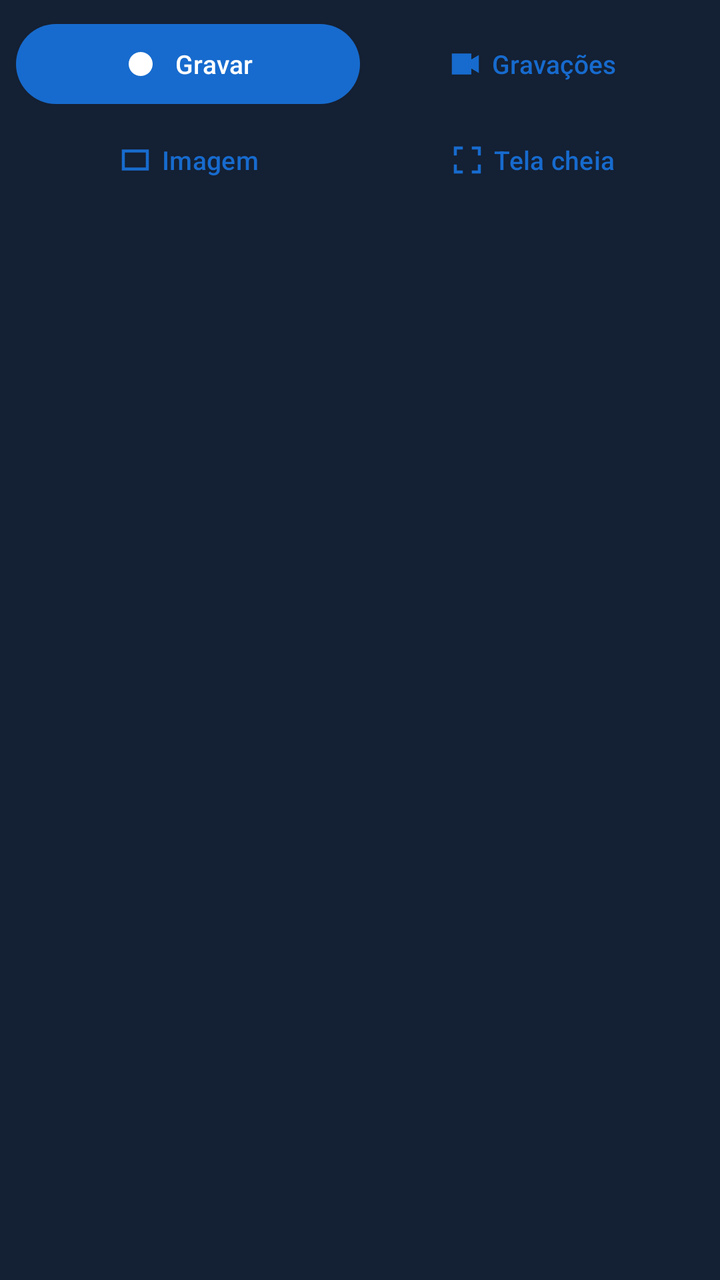
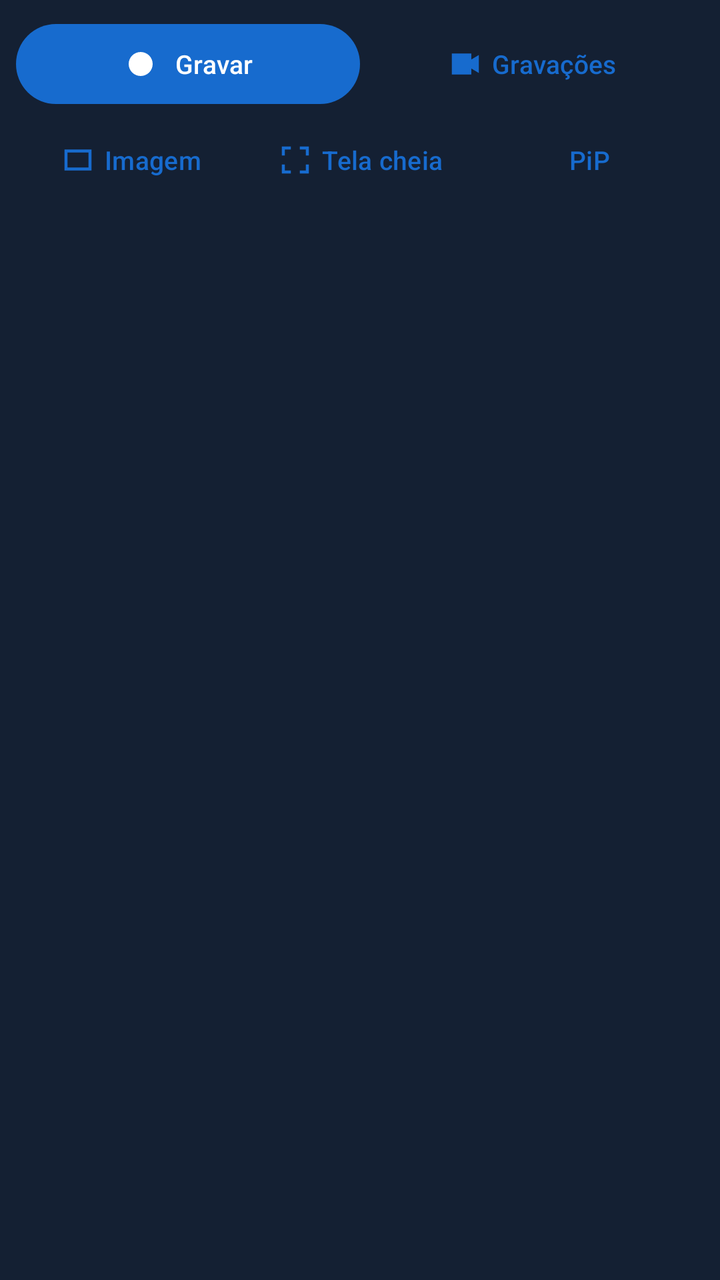

Before-and-after screenshots of an Android layout around one commit, followed by the original layout XML and the change that was made.
<!-- AndroidManifest.xml: application theme Theme.MinhaCamera -->
<!-- res/layout/player_controls.xml -->
<LinearLayout xmlns:android="http://schemas.android.com/apk/res/android" xmlns:app="http://schemas.android.com/apk/res-auto" android:id="@+id/playerControls" android:layout_width="match_parent" android:layout_height="wrap_content" android:padding="8dp" android:background="@color/player_panel" android:orientation="vertical"><LinearLayout android:id="@+id/controlsPrimary" android:layout_width="match_parent" android:layout_height="wrap_content" android:orientation="horizontal"><com.google.android.material.button.MaterialButton  android:id="@+id/btnRecord" android:layout_width="0dp" android:layout_weight="1" android:layout_height="48dp" android:text="@string/gravar" android:textAllCaps="false" android:maxLines="1" android:ellipsize="end" android:paddingStart="8dp" android:paddingEnd="8dp" android:minWidth="0dp" android:textSize="13sp" app:iconGravity="textStart" app:icon="@drawable/ic_record" /><com.google.android.material.button.MaterialButton style="@style/Widget.Material3.Button.TextButton" android:id="@+id/btnRecordings" android:layout_width="0dp" android:layout_weight="1" android:layout_height="48dp" android:text="@string/gravacoes" android:textAllCaps="false" android:maxLines="1" android:ellipsize="end" android:paddingStart="8dp" android:paddingEnd="8dp" android:minWidth="0dp" android:textSize="13sp" app:iconGravity="textStart" app:icon="@drawable/ic_video" /></LinearLayout><LinearLayout android:id="@+id/controlsSecondary" android:layout_width="match_parent" android:layout_height="wrap_content" android:orientation="horizontal"><com.google.android.material.button.MaterialButton style="@style/Widget.Material3.Button.TextButton" android:id="@+id/btnDisplay" android:layout_width="0dp" android:layout_weight="1" android:layout_height="48dp" android:text="@string/imagem" android:textAllCaps="false" android:maxLines="1" android:ellipsize="end" android:paddingStart="8dp" android:paddingEnd="8dp" android:minWidth="0dp" android:textSize="13sp" app:iconGravity="textStart" app:icon="@drawable/ic_fit" /><com.google.android.material.button.MaterialButton style="@style/Widget.Material3.Button.TextButton" android:id="@+id/btnFullscreen" android:layout_width="0dp" android:layout_weight="1" android:layout_height="48dp" android:text="@string/tela_cheia" android:textAllCaps="false" android:maxLines="1" android:ellipsize="end" android:paddingStart="8dp" android:paddingEnd="8dp" android:minWidth="0dp" android:textSize="13sp" app:iconGravity="textStart" app:icon="@drawable/ic_fullscreen" /></LinearLayout></LinearLayout>
<!-- resources referenced by this layout -->
<resources>
  <color name="player_panel">#142033</color>
  <!-- drawable ic_fit (drawable) -->
  <vector xmlns:android="http://schemas.android.com/apk/res/android" android:width="24dp" android:height="24dp" android:viewportWidth="24" android:viewportHeight="24"><path android:fillColor="#FFFFFF" android:pathData="M3,5H21V19H3ZM5,7V17H19V7Z" /></vector>
  <!-- drawable ic_fullscreen (drawable) -->
  <vector xmlns:android="http://schemas.android.com/apk/res/android" android:width="24dp" android:height="24dp" android:viewportWidth="24" android:viewportHeight="24"><path android:fillColor="#FFFFFF" android:pathData="M3,3H9V5H5V9H3ZM15,3H21V9H19V5H15ZM3,15H5V19H9V21H3ZM19,15H21V21H15V19H19Z" /></vector>
  <!-- drawable ic_record (drawable) -->
  <vector xmlns:android="http://schemas.android.com/apk/res/android" android:width="24dp" android:height="24dp" android:viewportWidth="24" android:viewportHeight="24"><path android:fillColor="#FFFFFF" android:pathData="M12,4A8,8 0,1 0,12 20A8,8 0,1 0,12 4" /></vector>
  <!-- drawable ic_video (drawable) -->
  <vector xmlns:android="http://schemas.android.com/apk/res/android" android:width="24dp" android:height="24dp" android:viewportWidth="24" android:viewportHeight="24"><path android:fillColor="#FFFFFF" android:pathData="M3,5H16V9L21,6V18L16,15V19H3Z" /></vector>
  <string name="gravacoes">Gravações</string>
  <string name="gravar">Gravar</string>
  <string name="imagem">Imagem</string>
  <string name="tela_cheia">Tela cheia</string>
  <style name="Theme.MinhaCamera" parent="Theme.Material3.DayNight">
    <item name="colorPrimary">@color/brand_primary</item><item name="colorOnPrimary">@color/brand_on_primary</item><item name="colorSecondary">@color/brand_secondary</item><item name="colorSurface">@color/app_surface</item><item name="colorOnSurface">@color/app_text</item><item name="android:colorBackground">@color/app_background</item><item name="android:windowBackground">@color/app_background</item><item name="android:statusBarColor">@color/brand_primary</item><item name="android:navigationBarColor">@color/app_background</item><item name="android:windowLightStatusBar">false</item>
   </style>
  <color name="brand_primary">#176BCE</color>
  <color name="brand_on_primary">#FFFFFF</color>
  <color name="brand_secondary">#007F8B</color>
  <color name="app_surface">#FFFFFF</color>
  <color name="app_text">#17283E</color>
  <color name="app_background">#F2F6FB</color>
</resources>

<!-- the commit's change to res/layout/player_controls.xml (unified diff, before → after) -->
@@ -1 +1 @@
-<LinearLayout xmlns:android="http://schemas.android.com/apk/res/android" xmlns:app="http://schemas.android.com/apk/res-auto" android:id="@+id/playerControls" android:layout_width="match_parent" android:layout_height="wrap_content" android:padding="8dp" android:background="@color/player_panel" android:orientation="vertical"><LinearLayout android:id="@+id/controlsPrimary" android:layout_width="match_parent" android:layout_height="wrap_content" android:orientation="horizontal"><com.google.android.material.button.MaterialButton  android:id="@+id/btnRecord" android:layout_width="0dp" android:layout_weight="1" android:layout_height="48dp" android:text="@string/gravar" android:textAllCaps="false" android:maxLines="1" android:ellipsize="end" android:paddingStart="8dp" android:paddingEnd="8dp" android:minWidth="0dp" android:textSize="13sp" app:iconGravity="textStart" app:icon="@drawable/ic_record" /><com.google.android.material.button.MaterialButton style="@style/Widget.Material3.Button.TextButton" android:id="@+id/btnRecordings" android:layout_width="0dp" android:layout_weight="1" android:layout_height="48dp" android:text="@string/gravacoes" android:textAllCaps="false" android:maxLines="1" android:ellipsize="end" android:paddingStart="8dp" android:paddingEnd="8dp" android:minWidth="0dp" android:textSize="13sp" app:iconGravity="textStart" app:icon="@drawable/ic_video" /></LinearLayout><LinearLayout android:id="@+id/controlsSecondary" android:layout_width="match_parent" android:layout_height="wrap_content" android:orientation="horizontal"><com.google.android.material.button.MaterialButton style="@style/Widget.Material3.Button.TextButton" android:id="@+id/btnDisplay" android:layout_width="0dp" android:layout_weight="1" android:layout_height="48dp" android:text="@string/imagem" android:textAllCaps="false" android:maxLines="1" android:ellipsize="end" android:paddingStart="8dp" android:paddingEnd="8dp" android:minWidth="0dp" android:textSize="13sp" app:iconGravity="textStart" app:icon="@drawable/ic_fit" /><com.google.android.material.button.MaterialButton style="@style/Widget.Material3.Button.TextButton" android:id="@+id/btnFullscreen" android:layout_width="0dp" android:layout_weight="1" android:layout_height="48dp" android:text="@string/tela_cheia" android:textAllCaps="false" android:maxLines="1" android:ellipsize="end" android:paddingStart="8dp" android:paddingEnd="8dp" android:minWidth="0dp" android:textSize="13sp" app:iconGravity="textStart" app:icon="@drawable/ic_fullscreen" /></LinearLayout></LinearLayout>
+<LinearLayout xmlns:android="http://schemas.android.com/apk/res/android" xmlns:app="http://schemas.android.com/apk/res-auto" android:id="@+id/playerControls" android:layout_width="match_parent" android:layout_height="wrap_content" android:padding="8dp" android:background="@color/player_panel" android:orientation="vertical"><LinearLayout android:id="@+id/controlsPrimary" android:layout_width="match_parent" android:layout_height="wrap_content" android:orientation="horizontal"><com.google.android.material.button.MaterialButton  android:id="@+id/btnRecord" android:layout_width="0dp" android:layout_weight="1" android:layout_height="48dp" android:text="@string/gravar" android:textAllCaps="false" android:maxLines="1" android:ellipsize="end" android:paddingStart="8dp" android:paddingEnd="8dp" android:minWidth="0dp" android:textSize="13sp" app:iconGravity="textStart" app:icon="@drawable/ic_record" /><com.google.android.material.button.MaterialButton style="@style/Widget.Material3.Button.TextButton" android:id="@+id/btnRecordings" android:layout_width="0dp" android:layout_weight="1" android:layout_height="48dp" android:text="@string/gravacoes" android:textAllCaps="false" android:maxLines="1" android:ellipsize="end" android:paddingStart="8dp" android:paddingEnd="8dp" android:minWidth="0dp" android:textSize="13sp" app:iconGravity="textStart" app:icon="@drawable/ic_video" /></LinearLayout><LinearLayout android:id="@+id/controlsSecondary" android:layout_width="match_parent" android:layout_height="wrap_content" android:orientation="horizontal"><com.google.android.material.button.MaterialButton style="@style/Widget.Material3.Button.TextButton" android:id="@+id/btnDisplay" android:layout_width="0dp" android:layout_weight="1" android:layout_height="48dp" android:text="@string/imagem" android:textAllCaps="false" android:maxLines="1" android:ellipsize="end" android:paddingStart="8dp" android:paddingEnd="8dp" android:minWidth="0dp" android:textSize="13sp" app:iconGravity="textStart" app:icon="@drawable/ic_fit" /><com.google.android.material.button.MaterialButton style="@style/Widget.Material3.Button.TextButton" android:id="@+id/btnFullscreen" android:layout_width="0dp" android:layout_weight="1" android:layout_height="48dp" android:text="@string/tela_cheia" android:textAllCaps="false" android:maxLines="1" android:ellipsize="end" android:paddingStart="8dp" android:paddingEnd="8dp" android:minWidth="0dp" android:textSize="13sp" app:iconGravity="textStart" app:icon="@drawable/ic_fullscreen" /><com.google.android.material.button.MaterialButton style="@style/Widget.Material3.Button.TextButton" android:id="@+id/btnPip" android:layout_width="0dp" android:layout_weight="1" android:layout_height="48dp" android:text="@string/pip_short" android:textAllCaps="false" android:maxLines="1" android:minWidth="0dp" android:paddingStart="4dp" android:paddingEnd="4dp" android:textSize="13sp" /></LinearLayout></LinearLayout>
<!-- resource entries referenced after the edit -->
@@ -12,6 +12,7 @@
   <string name="gravacoes">Gravações</string>
   <string name="gravar">Gravar</string>
   <string name="imagem">Imagem</string>
+  <string name="pip_short">PiP</string>
   <string name="tela_cheia">Tela cheia</string>
   <style name="Theme.MinhaCamera" parent="Theme.Material3.DayNight">
     <item name="colorPrimary">@color/brand_primary</item><item name="colorOnPrimary">@color/brand_on_primary</item><item name="colorSecondary">@color/brand_secondary</item><item name="colorSurface">@color/app_surface</item><item name="colorOnSurface">@color/app_text</item><item name="android:colorBackground">@color/app_background</item><item name="android:windowBackground">@color/app_background</item><item name="android:statusBarColor">@color/brand_primary</item><item name="android:navigationBarColor">@color/app_background</item><item name="android:windowLightStatusBar">false</item>
